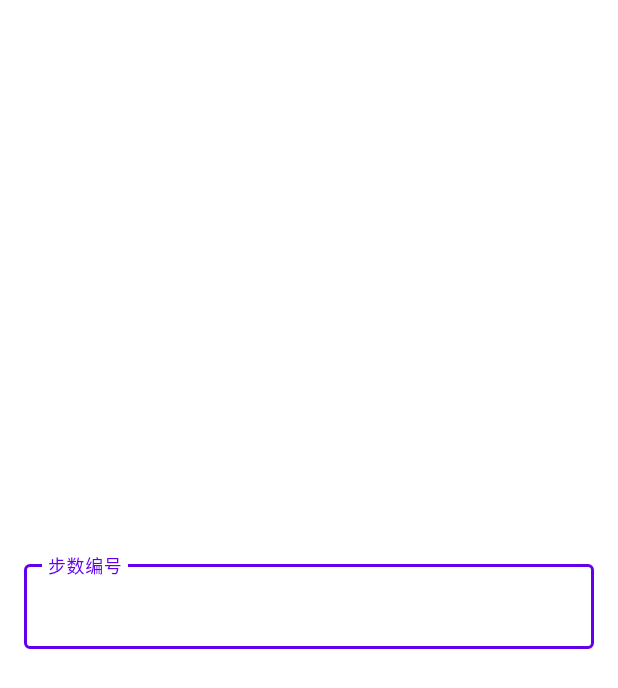
After one commit to fgd-haha/ShowRoom, an Android app: the layout copy_step_dialog.xml on its own in the app's theme, with its tools: preview values and no code run, on a phone screen of 412 x 824 dp. The commit adds this screen. Shown: the top 688 px of the screen. Run offline under Robolectric (Android 15) with nearby library versions, the phone set to English and light mode, and no system bars.

Commit message:
feat: copy step

```diff
--- a/app/src/main/java/fgd/showroom/logic/Repository.kt
+++ b/app/src/main/java/fgd/showroom/logic/Repository.kt
@@ -77,6 +77,8 @@ object Repository {
 
     fun modStepPos(stepno: Int, posx: Int, posy: Int) = fire(Dispatchers.IO) { Result.success(ShowRoomNetwork.modStepPos(stepno, posx, posy)) }
 
+    fun copystep(srcstep: Int, dststep: Int) = fire(Dispatchers.IO) { Result.success(ShowRoomNetwork.copystep(srcstep, dststep)) }
+
     fun saveWizard(stepAction: StepAction) = fire(Dispatchers.IO) { Result.success(ShowRoomNetwork.saveWizard(stepAction)) }
 
     fun deleWizard(id: Int) = fire(Dispatchers.IO) { Result.success(ShowRoomNetwork.deleWizard(id)) }
--- a/app/src/main/java/fgd/showroom/logic/network/FlowService.kt
+++ b/app/src/main/java/fgd/showroom/logic/network/FlowService.kt
@@ -25,6 +25,9 @@ interface FlowService {
 
     @GET("delestep")
     fun deleteStep(@Query("stepno") stepno: Int): Call<CommonResponse>
+
+    @GET("copystep")
+    fun copystep(@Query("srcstep") srcstep: Int, @Query("dststep") dststep: Int): Call<CommonResponse>
 
     @GET("modsteppos")
     fun modStepPos(@Query("stepno") stepno: Int, @Query("posx") posx: Int, @Query("posy") posy: Int): Call<CommonResponse>
--- a/app/src/main/java/fgd/showroom/logic/network/ShowRoomNetwork.kt
+++ b/app/src/main/java/fgd/showroom/logic/network/ShowRoomNetwork.kt
@@ -36,6 +36,8 @@ object ShowRoomNetwork {
     suspend fun addStep(stepno: Int, stepname: String) = ServiceCreator.create(FlowService::class.java).addStep(stepno, stepname).await()
 
     suspend fun deleteStep(stepno: Int) = ServiceCreator.create(FlowService::class.java).deleteStep(stepno).await()
+
+    suspend fun copystep(srcstep: Int, dststep: Int) = ServiceCreator.create(FlowService::class.java).copystep(srcstep, dststep).await()
 
     suspend fun modStepPos(stepno: Int, posx: Int, posy: Int) = ServiceCreator.create(FlowService::class.java).modStepPos(stepno, posx, posy).await()
 
--- a/app/src/main/java/fgd/showroom/ui/setting/SettingViewModel.kt
+++ b/app/src/main/java/fgd/showroom/ui/setting/SettingViewModel.kt
@@ -18,6 +18,7 @@ class SettingViewModel : ViewModel() {
     private val stepnoLiveData = MutableLiveData<Int>()
     private val deleWizardLiveData = MutableLiveData<Int>()
     private val saveWizardLiveData = MutableLiveData<StepAction>()
+    private val copystepLiveData = MutableLiveData<List<Int>>()
     private val _stepList = MutableLiveData<MutableList<Step>>().apply { viewModelScope.launch { value = Repository.getStepList() } }
     val devTypeList = MutableLiveData<MutableList<DevType>>().apply { viewModelScope.launch { value = Repository.getDevTypeList() } }
     val devList = MutableLiveData<MutableList<Device>>().apply { viewModelScope.launch { value = Repository.getDevList() } }
@@ -56,6 +57,11 @@ class SettingViewModel : ViewModel() {
         saveWizardLiveData.value = stepAction
     }
 
+    val copystepRp = Transformations.switchMap(copystepLiveData) { l -> Repository.copystep(l[0], l[1]) }
+    fun copystep(srcstep: Int, dststep: Int) {
+        copystepLiveData.value = listOf<Int>(srcstep, dststep)
+    }
+
     val deleWizardRp = Transformations.switchMap(deleWizardLiveData) { id -> Repository.deleWizard(id) }
     fun deleWizard(id: Int) {
         deleWizardLiveData.value = id
--- /dev/null
+++ b/app/src/main/res/layout/copy_step_dialog.xml
@@ -0,0 +1,30 @@
+<?xml version="1.0" encoding="utf-8"?>
+<androidx.constraintlayout.widget.ConstraintLayout xmlns:android="http://schemas.android.com/apk/res/android"
+    xmlns:app="http://schemas.android.com/apk/res-auto"
+    android:layout_width="match_parent"
+    android:layout_height="match_parent">
+
+    <com.google.android.material.textfield.TextInputLayout
+        android:id="@+id/input_step_no"
+        style="@style/Widget.MaterialComponents.TextInputLayout.OutlinedBox"
+        android:layout_width="match_parent"
+        android:layout_height="wrap_content"
+        android:hint="步数编号"
+        android:padding="@dimen/activity_horizontal_margin"
+        app:endIconMode="clear_text"
+        app:errorEnabled="true"
+        app:layout_constraintBottom_toBottomOf="parent"
+        app:layout_constraintEnd_toEndOf="parent"
+        app:layout_constraintStart_toStartOf="parent"
+        app:layout_constraintTop_toTopOf="parent">
+
+        <com.google.android.material.textfield.TextInputEditText
+            android:layout_width="match_parent"
+            android:layout_height="match_parent"
+            android:imeOptions="actionDone"
+            android:inputType="number"
+            android:singleLine="true" />
+
+    </com.google.android.material.textfield.TextInputLayout>
+
+</androidx.constraintlayout.widget.ConstraintLayout>
--- a/app/src/main/res/layout/fragment_setting.xml
+++ b/app/src/main/res/layout/fragment_setting.xml
@@ -117,7 +117,7 @@
         app:layout_constraintStart_toStartOf="@+id/guideline9" />
 
     <Button
-        android:id="@+id/btn_clone_action"
+        android:id="@+id/btn_copy_step"
         android:layout_width="wrap_content"
         android:layout_height="wrap_content"
         android:text="@string/setting_clone_action"
```
Also changed, not shown: app/src/main/java/fgd/showroom/ui/setting/SettingFragment.kt (+45 -12 lines), app/src/main/res/layout/add_step_dialog.xml (renamed from app/src/main/res/layout/step_input_dialog.xml).
